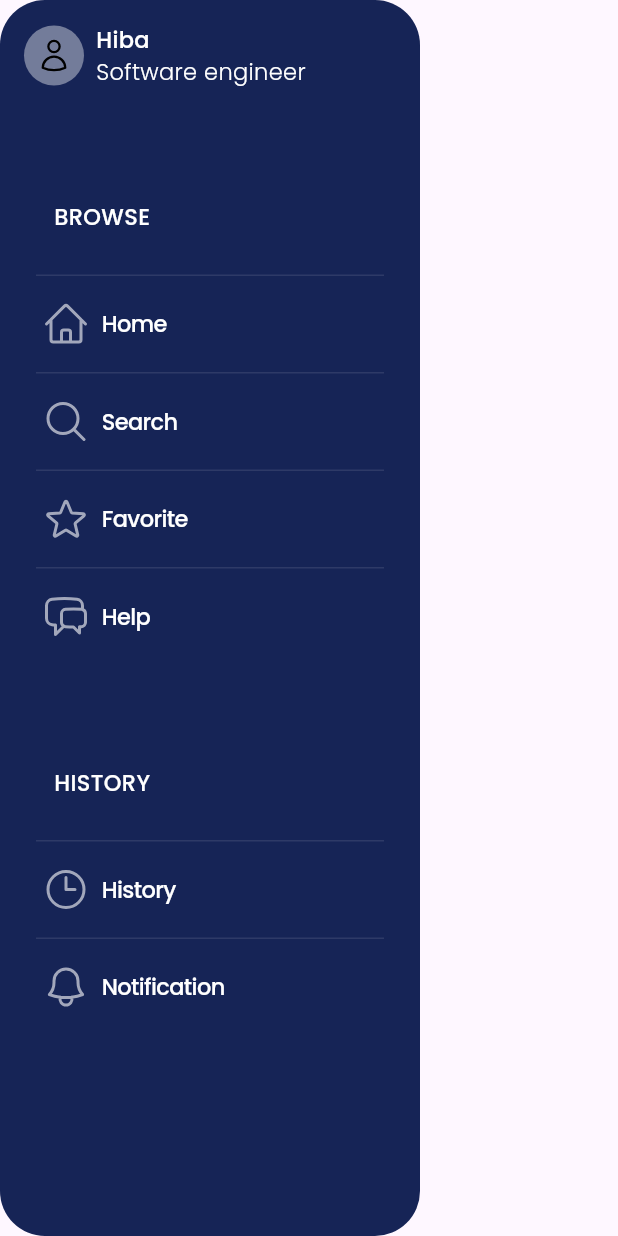
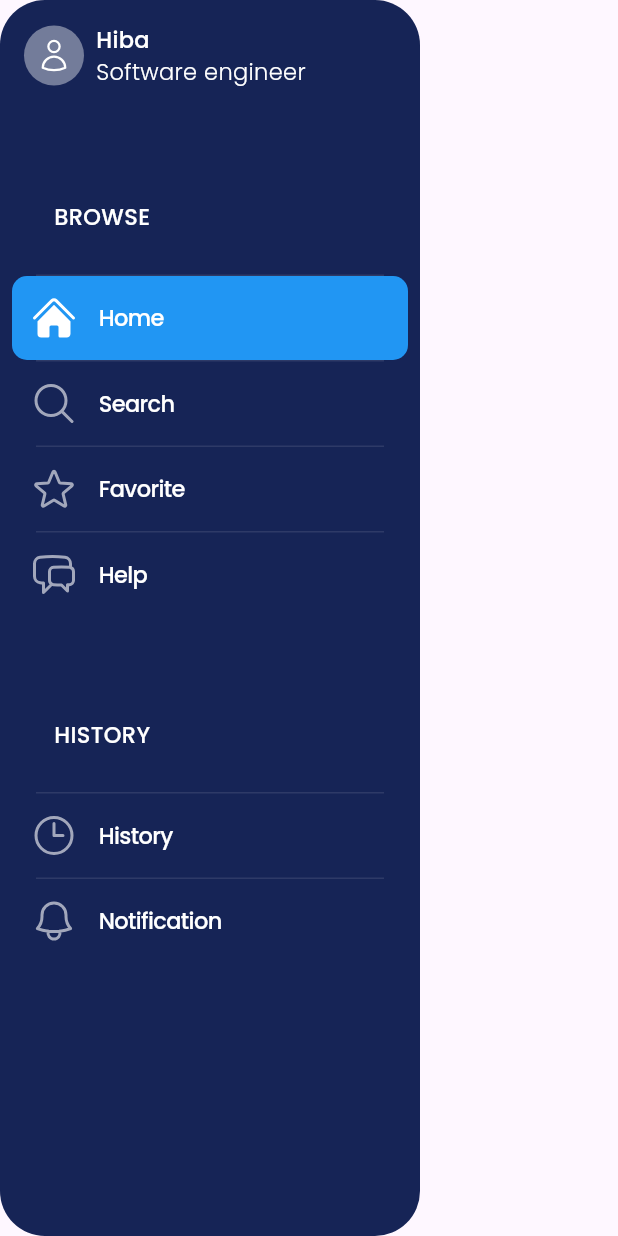
Before and after one commit to 1ynies/plum_appui, a Flutter app: the DrawerWidget widget shown alone on an empty page, opened directly, on a phone screen of 412 x 824 dp. Run offline on Flutter 3.47's test engine with Material 3 defaults, Android fonts, the phone set to English and light mode, and no system bars; our stand-ins replace flutter_svg, google_fonts.

Commit message:
drawer animation stable && drawer items animation

```diff
--- a/lib/widgets/drawer.dart
+++ b/lib/widgets/drawer.dart
@@ -12,7 +12,14 @@ class DrawerWidget extends StatefulWidget {
 class _DrawerState extends State<DrawerWidget> {
   final List<DrawerItemModel> _browsemenuitem = DrawerItemModel.menutems;
   final List<DrawerItemModel> _historymenuitem = DrawerItemModel.menuitems2;
-  final String _selectedmenu = DrawerItemModel.menutems[0].title;
+  String _selectedmenu = DrawerItemModel.menutems[0].title;
+
+  void _onMenuSelection(String title) {
+    setState(() {
+      _selectedmenu = title;
+    });
+  }
+
   @override
   Widget build(BuildContext context) {
     return Container(
@@ -22,7 +29,6 @@ class _DrawerState extends State<DrawerWidget> {
         color: Color(0xff162456),
         borderRadius: BorderRadius.circular(30),
       ),
-
       child: Column(
         crossAxisAlignment: .start,
         children: [
@@ -32,7 +38,10 @@ class _DrawerState extends State<DrawerWidget> {
               children: [
                 CircleAvatar(
                   backgroundColor: Colors.white.withOpacity(0.4),
-                  child: SvgPicture.asset('lib/assets/svg/user_outline.svg'),
+                  child: SvgPicture.asset(
+                    'lib/assets/svg/user_outline.svg',
+                    color: Colors.white,
+                  ),
                 ),
                 const SizedBox(width: 8),
                 Column(
@@ -65,10 +74,18 @@ class _DrawerState extends State<DrawerWidget> {
               ],
             ),
           ),
-
-
-          MenuButtonSection(title: 'BROWSE', menuitems: _browsemenuitem),
-          MenuButtonSection(title: 'HISTORY', menuitems: _historymenuitem)
+          MenuButtonSection(
+            title: 'BROWSE',
+            menuitems: _browsemenuitem,
+            selectedMenu: _selectedmenu,
+            onMenuPress: _onMenuSelection,
+          ),
+          MenuButtonSection(
+            title: 'HISTORY',
+            menuitems: _historymenuitem,
+            selectedMenu: _selectedmenu,
+            onMenuPress: _onMenuSelection,
+          )
         ],
       ),
     );
@@ -78,7 +95,16 @@ class _DrawerState extends State<DrawerWidget> {
 class MenuButtonSection extends StatelessWidget {
   final String title;
   final List<DrawerItemModel> menuitems;
-  MenuButtonSection({super.key, required this.title, required this.menuitems});
+  final String selectedMenu;
+  final Function(String) onMenuPress;
+
+  MenuButtonSection({
+    super.key,
+    required this.title,
+    required this.menuitems,
+    required this.selectedMenu,
+    required this.onMenuPress,
+  });
   @override
   Widget build(BuildContext context) {
     return Column(
@@ -107,7 +133,8 @@ class MenuButtonSection extends StatelessWidget {
         ),
         Container(
           margin: EdgeInsets.all(8),
-          child: Column(children: [
+          child: Column(
+            children: [
               for (var menu in menuitems) ...[
                 Divider(
                   color: Colors.white.withOpacity(0.1),
@@ -116,9 +143,14 @@ class MenuButtonSection extends StatelessWidget {
                   indent: 16,
                   endIndent: 16,
                 ),
-            MenuRow(menu: menu),
+                MenuRow(
+                  menu: menu,
+                  selectedmenu: selectedMenu,
+                  onMenuPressed: () => onMenuPress(menu.title),
+                ),
               ],
-          ],),
+            ],
+          ),
         )
       ],
     );
--- a/lib/widgets/menu_row.dart
+++ b/lib/widgets/menu_row.dart
@@ -13,45 +13,56 @@ class MenuRow extends StatelessWidget {
   });
 
   final DrawerItemModel menu;
-
   final String selectedmenu;
   final Function? onMenuPressed;
 
-
-
   @override
   Widget build(BuildContext context) {
+    bool isSelected = selectedmenu == menu.title;
+
+    String iconPath = menu.iconPath;
+    if (isSelected) {
+      if (iconPath.contains('_outline.svg')) {
+        iconPath = iconPath.replaceFirst('_outline.svg', '_solid.svg');
+      } else if (iconPath.endsWith('.svg')) {
+        iconPath = iconPath.replaceFirst('.svg', '_solid.svg');
+      }
+    }
+
     return Stack(
       children: [
         AnimatedContainer(
-          duration: Duration(milliseconds: 300),
+          duration: const Duration(milliseconds: 800),
+          width: isSelected ? 288 - 16 : 0,
           height: 56,
-
-          // decoration: BoxDecoration(
-          //   color: Colors.blue,
-          //   borderRadius: BorderRadius.circular(10),
-          // ),
+          curve: const Cubic(0.2, 0.8, 0.2, 1),
+          decoration: BoxDecoration(
+            color: Colors.blue,
+            borderRadius: BorderRadius.circular(10),
+          ),
         ),
-
         CupertinoButton(
-          pressedOpacity: 1,
-          onPressed: (){},
+          padding: const EdgeInsets.all(12),
+          pressedOpacity: 1, // disable touch effect
+          onPressed: () {
+            if (onMenuPressed != null) {
+              onMenuPressed!();
+            }
+          },
           child: Row(
             children: [
               SizedBox(
                 width: 32,
                 height: 32,
                 child: Opacity(
-                  opacity: 0.6,
+                  opacity: isSelected ? 1 : 0.6,
                   child: SvgPicture.asset(
-                    menu.iconPath,
-                    width: 19,
-                    height: 18,
+                    iconPath,
                     color: Colors.white,
                   ),
                 ),
               ),
-              const SizedBox(width: 8),
+              const SizedBox(width: 14),
               Text(
                 menu.title,
                 style: GoogleFonts.poppins(
@@ -61,7 +72,7 @@ class MenuRow extends StatelessWidget {
                     color: Colors.white,
                   ),
                 ),
-              ),
+              )
             ],
           ),
         ),
```
Also changed, not shown: lib/course_page.dart (+1 -9 lines), lib/home_page.dart (+9 -6 lines). Lines whose indentation alone changed are shown as unchanged.
